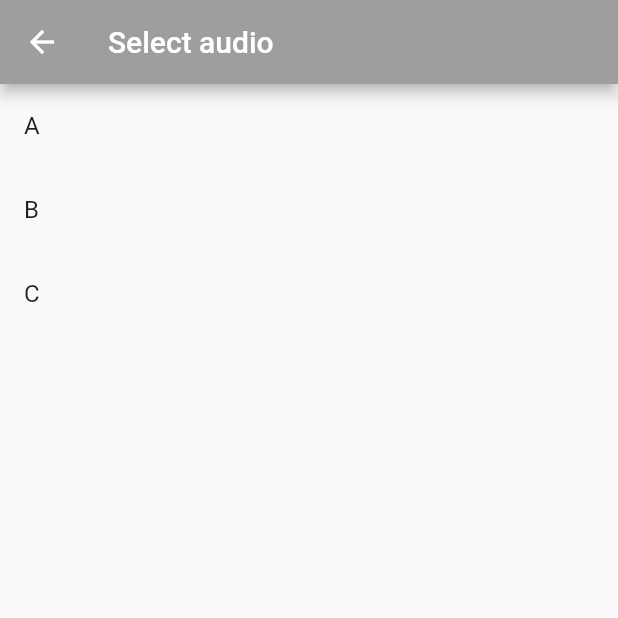
After one commit to jaeminChung/time.tag.audio.player, a Flutter app: the AudioListPage screen opened by its route, on a phone screen of 412 x 824 dp, the top half of it. The commit adds this screen. Run offline on Flutter 3.47's test engine with Material 2 defaults, Android fonts, the phone set to English and light mode, and no system bars; our stand-ins replace permission_handler; missing offline and left inert: filesystem_picker.

Commit message:
Audio List 페이지 껍데기 추

```diff
--- /dev/null
+++ b/lib/audio_list_page.dart
@@ -0,0 +1,28 @@
+import 'package:flutter/cupertino.dart';
+import 'package:flutter/material.dart';
+
+class AudioListPage extends StatefulWidget {
+  const AudioListPage({Key? key}) : super(key: key);
+
+  @override
+  _AudioListPageState createState() => _AudioListPageState();
+}
+
+class _AudioListPageState extends State<AudioListPage> {
+  final List _sample = ['A', 'B', 'C'];
+
+  @override
+  Widget build(BuildContext context) {
+    return Scaffold(
+      appBar: AppBar(title: const Text('Select audio')),
+      body: ListView.builder(
+              itemCount: _sample.length,
+              itemBuilder: (context, index) {
+                return ListTile(
+                  title: Text(_sample[index]),
+                );
+              },
+            ),
+    );
+  }
+}
--- a/lib/main.dart
+++ b/lib/main.dart
@@ -1,5 +1,7 @@
 import 'package:flutter/material.dart';
 import 'package:time_tag_audio_player/select_folder_page.dart';
+
+import 'audio_list_page.dart';
 
 void main() => runApp(const MyApp());
 
@@ -27,6 +29,8 @@ class _MyAppState extends State<MyApp> {
           secondary: Colors.black,
         ),
       ),
+      initialRoute: '/',
+      routes: {"/AudioList" : (screenContext) => const AudioListPage()},
       home: const SelectFolderPage(),
     );
   }
```
Also changed, not shown: lib/select_folder_page.dart (+17 -15 lines).
